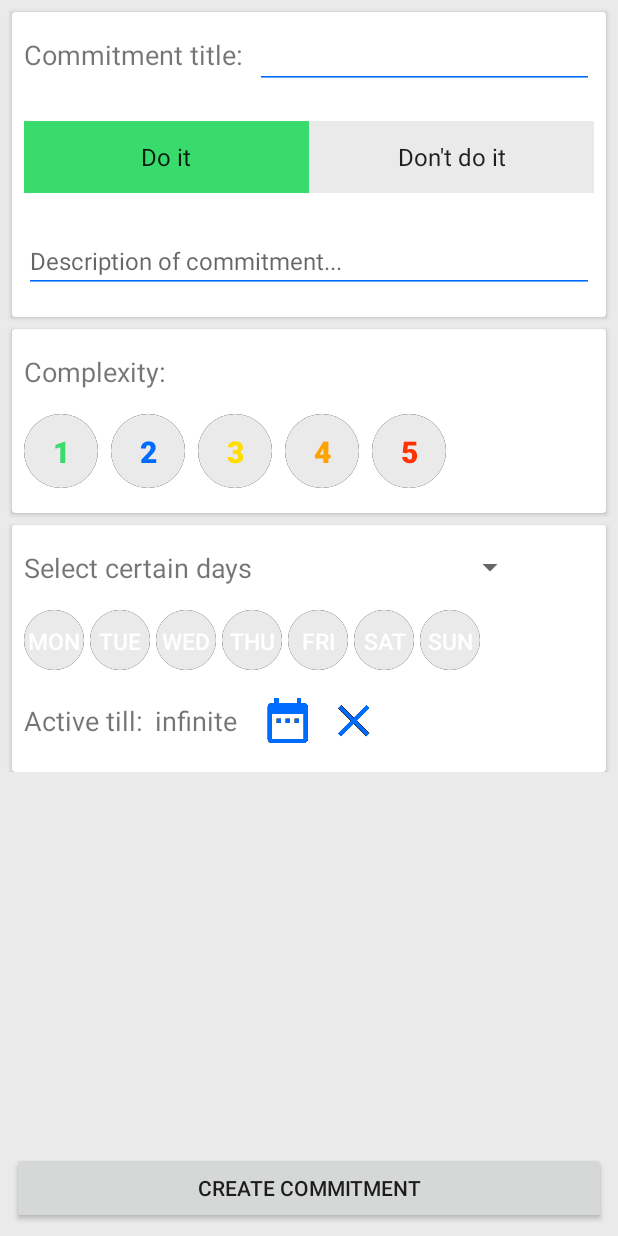
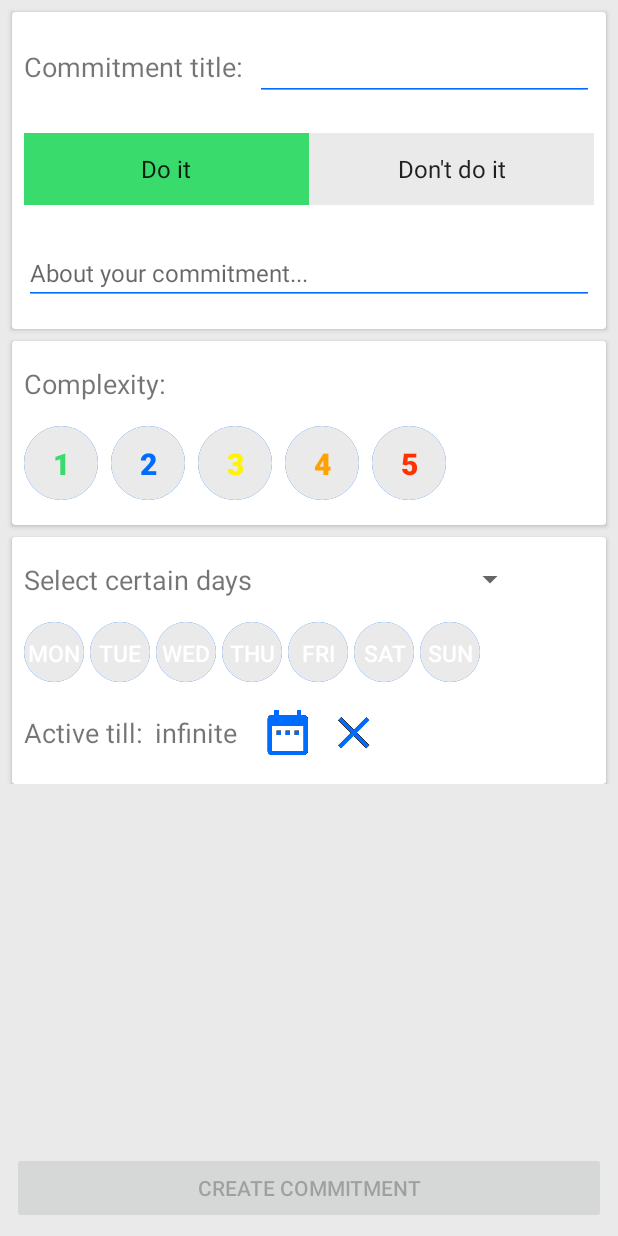
Before and after one commit to NaumenkoA/Willpower, an Android app: the screen it shows after launch (MainActivity), on a phone screen of 412 x 824 dp. Run offline under Robolectric (Android 15) with nearby library versions, the light colour scheme and no system bars.

Commit message:
finised creating do fragment UI

```diff
--- a/app/src/main/java/com/droid/alex/willtrip/ui/CreateDoFragment.kt
+++ b/app/src/main/java/com/droid/alex/willtrip/ui/CreateDoFragment.kt
@@ -5,26 +5,30 @@ import android.support.v4.app.Fragment
 import android.view.LayoutInflater
 import android.view.View
 import android.view.ViewGroup
-import android.view.WindowManager
 
 import com.droid.alex.willtrip.R
 import android.app.Activity
 import android.view.inputmethod.EditorInfo
 import android.view.inputmethod.InputMethodManager
+import android.widget.AdapterView
 import com.droid.alex.willtrip.extension_func.setColor
 import kotlinx.android.synthetic.main.fragment_create_do.*
 import android.widget.ArrayAdapter
+import com.droid.alex.willtrip.views.RoundButton
 import java.text.SimpleDateFormat
 import java.util.*
 
 
 class CreateDoFragment : Fragment() {
 
+    private lateinit var dayButtonArray: ArrayList <RoundButton>
+    private var selectedCompButton: RoundButton? = null
+    private var selectedNumButton: RoundButton? = null
+    private lateinit var complexityButoonArray: ArrayList <RoundButton>
     private var isPositive: Boolean = true
+    private var buttonsAsDays: Boolean = true
     var expireDate: Date? = null
-        set(value) {
-            field = value
-        }
+
     private lateinit var listener: OnDateSelectionListener
 
     interface OnDateSelectionListener {
@@ -51,14 +55,13 @@ class CreateDoFragment : Fragment() {
         descriptionEditText.setHorizontallyScrolling(false);
         descriptionEditText.maxLines = Integer.MAX_VALUE;
 
-        if (savedInstanceState != null) {
-            scrollView.scrollY = savedInstanceState.getInt(SCROLL_Y)
-            scrollView.isScrollContainer = false
-        }
+        complexityButoonArray = arrayListOf<RoundButton>(roundButtonVeryEasy, roundButtonEasy, roundButtonMedium, roundButtonHard, roundButtonVeryHard)
+        dayButtonArray = arrayListOf<RoundButton>(roundButton1, roundButton2, roundButton3, roundButton4, roundButton5, roundButton6, roundButton7)
 
         // create adapter for spinner
         val adapter = ArrayAdapter <String>(context, R.layout.spinner_item, context.resources.getStringArray(R.array.day_types))
         dayTypeSpinner.adapter = adapter
+        dayTypeSpinner.setSelection(0)
 
         // set onClick and Editor listeners
         titleEditText.setOnEditorActionListener { v, actionId, event ->
@@ -78,16 +81,16 @@ class CreateDoFragment : Fragment() {
 
         positiveButton.setOnClickListener({
             if (!isPositive) {
-                    isPositive = true
-                    negativeButton.setColor (context, R.color.colorLightGrey)
-                    positiveButton.setColor (context, R.color.colorGreen)
+                isPositive = true
+                negativeButton.setColor (context, R.color.colorLightGrey)
+                positiveButton.setColor (context, R.color.colorGreen)
             }
         })
 
         negativeButton.setOnClickListener({
             if (isPositive) {
                 isPositive = false
-                negativeButton.setColor (context, R.color.colorRed)
+                negativeButton.setColor (context, R.color.colorLightRed)
                 positiveButton.setColor (context, R.color.colorLightGrey)
             }
         })
@@ -101,32 +104,91 @@ class CreateDoFragment : Fragment() {
             listener.onDateSelection()
         }
 
+        for (button in complexityButoonArray) {
+            button.setOnClickListener {
+               if (button!= selectedCompButton) {
+                   selectedCompButton?.swap()
+                   selectedCompButton = button
+                   selectedCompButton?.swap()
+               }
+            }
+        }
+
+        dayTypeSpinner.onItemSelectedListener = object : AdapterView.OnItemSelectedListener {
+            override fun onNothingSelected(parent: AdapterView<*>?) {
+
+            }
+
+            override fun onItemSelected(parent: AdapterView<*>?, view: View?, position: Int, id: Long) {
+                when (position) {
+                   0 -> {
+                       for (button in dayButtonArray) {
+                           button.setOnClickListener {
+                               button.swap()
+                           }
+                           button.setSelectedState(false)
+                       }
+                       buttonsAsDays = true
+                    }
+
+                    1 -> {
+                        for (button in dayButtonArray) {
+                            button.setOnClickListener {
+                            if (button!= selectedNumButton) {
+                                selectedNumButton?.swap()
+                                selectedNumButton = button
+                                selectedNumButton?.swap()
+                            }
+                            }
+                            button.setSelectedState(false)
+                            selectedNumButton = null
+                        }
+                        buttonsAsDays = false
+                    }
+
+                    2 -> {
+                        for (button in dayButtonArray) {
+                            button.setOnClickListener {
+                                button.swap()
+                            }
+                            button.setSelectedState(true)
+                        }
+                        buttonsAsDays = true
+                    }
+                }
+                showButtonsAsDays()
+            }
+
+        }
+
         super.onViewCreated(view, savedInstanceState)
     }
 
 
     override fun onResume() {
-        this.activity.window.setSoftInputMode(WindowManager.LayoutParams.SOFT_INPUT_STATE_ALWAYS_HIDDEN);
             if (expireDate != null) {
-                val dateFormatter = SimpleDateFormat("d MMM yyyy")
+                val dateFormatter = SimpleDateFormat("d MMM yyyy", Locale.US)
                 expireDateTextView.text = dateFormatter.format(expireDate)
             }
         super.onResume()
     }
 
-    fun hideKeyboardFrom(view: View) {
+    private fun showButtonsAsDays () {
+        if (buttonsAsDays) {
+            val dayNameArray = context.resources.getStringArray(R.array.days_of_week)
+            for (i in 0 until dayButtonArray.size) {
+                dayButtonArray [i].text = dayNameArray [i]
+            }
+        } else {
+            for (i in 0 until dayButtonArray.size) {
+                dayButtonArray [i].text = (i + 1).toString()
+            }
+        }
+    }
+
+    private fun hideKeyboardFrom(view: View) {
         val imm = context.getSystemService(Activity.INPUT_METHOD_SERVICE) as InputMethodManager
         imm.hideSoftInputFromWindow(view.windowToken, 0)
     }
 
-
-    companion object {
-        val SELECTED_DATE: String =  "selected_date"
-        val SCROLL_Y: String = "scroll_Y"
-    }
-
-    override fun onSaveInstanceState(outState: Bundle?) {
-        super.onSaveInstanceState(outState)
-        outState?.putInt(SCROLL_Y, scrollView.scrollY)
-    }
 }
--- a/app/src/main/java/com/droid/alex/willtrip/views/RoundButton.kt
+++ b/app/src/main/java/com/droid/alex/willtrip/views/RoundButton.kt
@@ -1,26 +1,43 @@
 package com.droid.alex.willtrip.views
 
 import android.content.Context
+import android.content.res.TypedArray
 import android.graphics.Canvas
 import android.graphics.Color
 import android.graphics.Paint
+import android.support.v4.content.ContextCompat
 import android.util.AttributeSet
 import android.widget.Button
+import com.droid.alex.willtrip.R
 
 class RoundButton : Button {
 
     private val paint = Paint()
     private val circlePaint = Paint()
-    private var color = Color.parseColor("#eaeaea")
-    private var stroke = 0
+
+    private var selectedState = false
+    private var selectedColor = Color.GRAY
+    private var mainColor = Color.LTGRAY
+    private var strokeColor = Color.BLACK
+    private var strokeWidth = 0
 
     init {
         this.setBackgroundColor(Color.TRANSPARENT)
+        paint.flags = Paint.ANTI_ALIAS_FLAG
+        circlePaint.flags = Paint.ANTI_ALIAS_FLAG
     }
 
-    constructor(context: Context) : super(context)
-    constructor(context: Context, attrs: AttributeSet) : super(context, attrs)
-    constructor(context: Context, attrs: AttributeSet, defStyleAttr: Int) : super(context, attrs, defStyleAttr)
+    constructor(context: Context) : super(context) {
+        getAttributes(null)
+    }
+
+
+    constructor(context: Context, attrs: AttributeSet) : super(context, attrs) {
+        getAttributes(attrs)
+    }
+    constructor(context: Context, attrs: AttributeSet, defStyleAttr: Int) : super(context, attrs, defStyleAttr) {
+        getAttributes(attrs)
+    }
 
     override fun onMeasure(widthMeasureSpec: Int, heightMeasureSpec: Int) {
         super.onMeasure(widthMeasureSpec, heightMeasureSpec)
@@ -29,25 +46,46 @@ class RoundButton : Button {
     }
 
     override fun onDraw(canvas: Canvas?) {
-        paint.color = color
-        circlePaint.color = Color.BLACK
-        paint.flags = Paint.ANTI_ALIAS_FLAG
-        circlePaint.flags = Paint.ANTI_ALIAS_FLAG
+        if (!selectedState) {
+            paint.color = mainColor
+            strokeWidth = 0
+        } else {
+            paint.color = selectedColor
+            strokeWidth = 4
+        }
+        circlePaint.color = strokeColor
 
         val radius = (this.width/2).toFloat()
 
         canvas?.drawCircle(radius, radius, radius, circlePaint)
-        canvas?.drawCircle(radius, radius, radius - stroke, paint)
+        canvas?.drawCircle(radius, radius, radius - strokeWidth, paint)
         super.onDraw(canvas)
     }
 
-    fun setColor (color: Int) {
-        this.color = color
-        invalidate()
+    fun setSelectedState (selected: Boolean) {
+        if (selectedState != selected) {
+            selectedState = selected
+            postInvalidate()
+            requestLayout()
+        }
     }
 
-    fun setStrokeWidth (strokeWidth: Int) {
-        stroke = strokeWidth
-        invalidate()
+    fun swap () {
+        setSelectedState(!selectedState)
+        postInvalidate()
+        requestLayout()
+    }
+
+    private fun getAttributes (attrs: AttributeSet?) {
+        val ta: TypedArray = context.theme.obtainStyledAttributes(attrs, R.styleable.RoundButton, 0, 0)
+        if (attrs == null) return
+            try {
+                selectedState = ta.getBoolean(R.styleable.RoundButton_selected, false)
+                mainColor = ta.getColor(R.styleable.RoundButton_main_color, ContextCompat.getColor(context, R.color.colorLightGrey))
+                selectedColor = ta.getColor(R.styleable.RoundButton_selected_color, ContextCompat.getColor(context, R.color.colorGrey))
+                strokeColor = ta.getColor(R.styleable.RoundButton_stroke_color, ContextCompat.getColor(context, R.color.colorBlue))
+            } finally {
+                ta.recycle()
+            }
     }
 }
--- a/app/src/main/res/drawable/round_shape.xml
+++ b/app/src/main/res/drawable/round_shape.xml
@@ -4,7 +4,7 @@
             <size android:width="50dp"
                   android:height="50dp"/>
             <solid android:color="#cdd2d8"/>
-            <stroke android:color="#000000"
+            <strokeWidth android:color="#000000"
                 android:width="1dp"/>
         </shape>
     </item>
--- a/app/src/main/res/layout/fragment_create_do.xml
+++ b/app/src/main/res/layout/fragment_create_do.xml
@@ -15,7 +15,7 @@
                 android:layout_alignParentTop="true"
                 android:isScrollContainer="false"
                 android:layout_above="@+id/createButton"
-                android:layout_height="wrap_content">
+                android:layout_height="match_parent">
 
                 <RelativeLayout
                     android:layout_width="match_parent"
@@ -36,7 +36,7 @@
 
                     <TextView
                         android:id="@+id/titleTextView"
-                        android:layout_marginTop="16dp"
+                        android:layout_marginTop="24dp"
                         android:paddingStart="8dp"
                         android:paddingEnd="8dp"
                         android:textSize="18sp"
@@ -182,7 +182,7 @@
                             android:layout_height="50dp"
                             android:layout_marginEnd="8dp"
                             android:text="@string/_3"
-                            android:textColor="@color/colorYellow"
+                            android:textColor="@color/colorDarkYellow"
                             android:textStyle="bold"
                             android:textSize="20sp"
                             android:layout_marginRight="8dp"/>
@@ -241,6 +241,7 @@
                         android:layout_marginTop="16dp"
                         android:layout_below="@id/dayTypeSpinner"
                         android:orientation="horizontal"
+                        android:paddingBottom="4dp"
                         android:layout_width="wrap_content"
                         android:layout_height="wrap_content">
 
@@ -248,9 +249,9 @@
                             android:id="@+id/roundButton1"
                             android:layout_width="40dp"
                             android:layout_height="40dp"
+                            app:selected_color="@color/colorBlue"
                             android:layout_marginStart="8dp"
                             android:layout_marginEnd="4dp"
-                            android:text="@string/mon"
                             android:textColor="@color/colorWhite"
                             android:textSize="15sp"
                             android:layout_marginRight="4dp"
@@ -260,9 +261,9 @@
                             android:id="@+id/roundButton2"
                             android:layout_width="40dp"
                             android:layout_height="40dp"
+                            app:selected_color="@color/colorBlue"
                             android:layout_marginEnd="4dp"
                             android:layout_marginRight="4dp"
-                            android:text="@string/tue"
                             android:textColor="@color/colorWhite"
                             android:textSize="15sp"/>
 
@@ -270,9 +271,9 @@
                             android:id="@+id/roundButton3"
                             android:layout_width="40dp"
                             android:layout_height="40dp"
+                            app:selected_color="@color/colorBlue"
                             android:layout_marginEnd="4dp"
                             android:layout_marginRight="4dp"
-                            android:text="@string/wed"
                             android:textColor="@color/colorWhite"
                             android:textSize="15sp"/>
 
@@ -280,9 +281,9 @@
                             android:id="@+id/roundButton4"
                             android:layout_width="40dp"
                             android:layout_height="40dp"
+                            app:selected_color="@color/colorBlue"
                             android:layout_marginEnd="4dp"
                             android:layout_marginRight="4dp"
-                            android:text="@string/thu"
                             android:textColor="@color/colorWhite"
                             android:textSize="15sp"/>
 
@@ -290,9 +291,9 @@
                             android:id="@+id/roundButton5"
                             android:layout_width="40dp"
                             android:layout_height="40dp"
+                            app:selected_color="@color/colorBlue"
                             android:layout_marginEnd="4dp"
                             android:layout_marginRight="4dp"
-                            android:text="@string/fri"
                             android:textColor="@color/colorWhite"
                             android:textSize="15sp"/>
 
@@ -300,9 +301,9 @@
                             android:id="@+id/roundButton6"
                             android:layout_width="40dp"
                             android:layout_height="40dp"
+                            app:selected_color="@color/colorBlue"
                             android:layout_marginEnd="4dp"
                             android:layout_marginRight="4dp"
-                            android:text="@string/sat"
                             android:textColor="@color/colorWhite"
                             android:textSize="15sp"/>
 
@@ -310,9 +311,9 @@
                             android:id="@+id/roundButton7"
                             android:layout_width="40dp"
                             android:layout_height="40dp"
+                            app:selected_color="@color/colorBlue"
                             android:layout_marginEnd="4dp"
                             android:layout_marginRight="4dp"
-                            android:text="@string/sun"
                             android:textColor="@color/colorWhite"
                             android:textSize="15sp"/>
 
@@ -321,7 +322,7 @@
                     <LinearLayout
                         android:id="@+id/dateLayout"
                         android:layout_below="@id/daysLayout"
-                        android:layout_marginTop="16dp"
+                        android:layout_marginTop="12dp"
                         android:layout_marginBottom="16dp"
                         android:layout_marginStart="8dp"
                         android:orientation="horizontal"
@@ -381,7 +382,7 @@
         android:layout_width="match_parent"
         android:layout_height="wrap_content"
         android:layout_alignParentBottom="true"
-        android:enabled="true"
+        android:enabled="false"
         android:layout_marginBottom="8dp"
         android:layout_marginEnd="8dp"
         android:layout_marginStart="8dp"
--- a/app/src/main/res/values/colors.xml
+++ b/app/src/main/res/values/colors.xml
@@ -4,8 +4,10 @@
     <color name="colorPrimaryDark">#303F9F</color>
     <color name="colorAccent">#FF4081</color>
     <color name="colorGreen">#38db6c</color>
-    <color name="colorYellow">#ffdd00</color>
+    <color name="colorYellow">#feff6e</color>
+    <color name="colorDarkYellow">#fff400</color>
     <color name="colorRed">#ff3200</color>
+    <color name="colorLightRed">#E9A3A3</color>
     <color name="colorOrange">#ffa100</color>
     <color name="colorGrey">#d4cccc</color>
     <color name="colorBlue">#006bff</color>
--- a/app/src/main/res/values/strings.xml
+++ b/app/src/main/res/values/strings.xml
@@ -11,13 +11,6 @@
     <string name="friday">Friday</string>
     <string name="saturday">Saturday</string>
     <string name="sunday">Sunday</string>
-    <string name="mon">Mon</string>
-    <string name="tue">Tue</string>
-    <string name="wed">Wed</string>
-    <string name="thu">Thu</string>
-    <string name="fri">Fri</string>
-    <string name="sat">Sat</string>
-    <string name="sun">Sun</string>
     <string name="select_all">Select all</string>
     <string name="complexity">Complexity:</string>
     <string name="create">Create</string>
@@ -37,7 +30,7 @@
     <string name="add_description">Add description</string>
     <string name="select_date">select date</string>
     <string name="set_infinite_duration">set infinite duration</string>
-    <string name="description_of_commitment">Description of commitment...</string>
+    <string name="description_of_commitment">About your commitment...</string>
 
     <string-array name="day_types">
         <item>Select certain days</item>
@@ -45,6 +38,17 @@
         <item>Everyday</item>
     </string-array>
 
+    <string-array name="days_of_week">
+        <item>Mon</item>
+        <item>Tue</item>
+        <item>Wed</item>
+        <item>Thu</item>
+        <item>Fri</item>
+        <item>Sat</item>
+        <item>Sun</item>
+
+    </string-array>
+
     <string name="submit">Submit</string>
     <string name="select_final_date_for_your_commitment">Select final date for your commitment</string>
     <string name="note">Note: you need minimum 21 day to create a new habit</string>
```
Also changed, not shown: app/src/main/java/com/droid/alex/willtrip/views/RoundButtonCopy.kt (added, +53 -0 lines), app/src/main/res/values/attrs.xml (added, +9 -0 lines).
